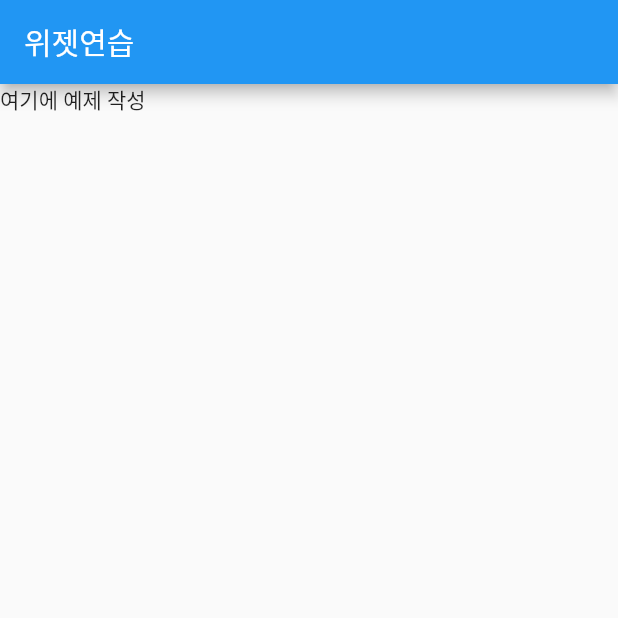
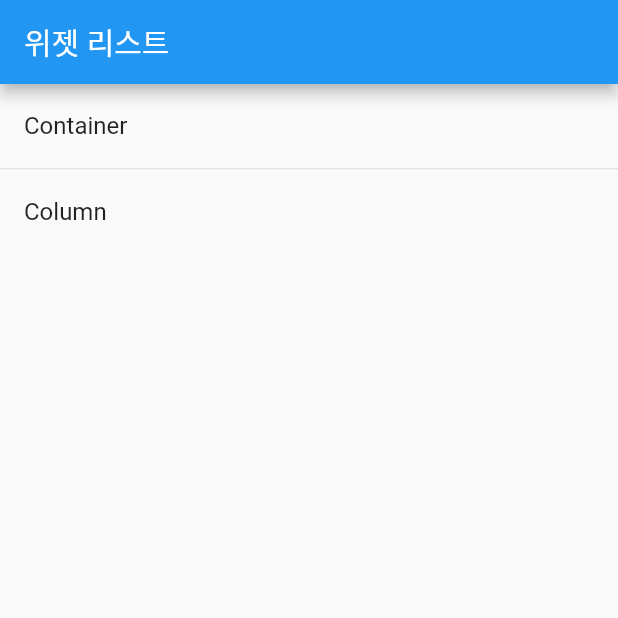
Before and after one commit to tintoll/widget_study, a Flutter app: the screen it shows after launch, on a phone screen of 412 x 824 dp, the top half of it. Run offline on Flutter 3.47's test engine with Material 2 defaults, Android fonts, the phone set to English and light mode, and no system bars.

Commit message:
add Container Widget

```diff
--- a/lib/main.dart
+++ b/lib/main.dart
@@ -1,5 +1,5 @@
 import 'package:flutter/material.dart';
-import 'package:widget_study/widget_home_page.dart';
+import 'package:widget_study/widget_container.dart';
 
 void main() {
   runApp(MyApp());
@@ -13,7 +13,41 @@ class MyApp extends StatelessWidget {
       theme: ThemeData(
         primarySwatch: Colors.blue,
       ),
-      home: WidgetHomePage(),
+      home: WidgetList(),
     );
   }
 }
+
+class WidgetList extends StatelessWidget {
+  const WidgetList({
+    Key key,
+  }) : super(key: key);
+
+  @override
+  Widget build(BuildContext context) {
+    return Scaffold(
+        appBar: AppBar(
+          title: Text('위젯 리스트'),
+        ),
+        body: ListView(
+          children: [
+            ListTile(
+              onTap: () {
+                Navigator.push(
+                  context,
+                  MaterialPageRoute(builder: (context) => WidgetContainer()),
+                );
+              },
+              title: Text('Container'),
+            ),
+            Divider(
+              height: 1,
+            ),
+            ListTile(
+              onTap: () {},
+              title: Text('Column'),
+            ),
+          ],
+        ));
+  }
+}
--- a/lib/widget_home_page.dart
+++ /dev/null
@@ -1,13 +0,0 @@
-import 'package:flutter/material.dart';
-
-class WidgetHomePage extends StatelessWidget {
-  @override
-  Widget build(BuildContext context) {
-    return Scaffold(
-      appBar: AppBar(
-        title: Text('위젯연습'),
-      ),
-      body : Text('여기에 예제 작성')
-    );
-  }
-}
```
Also changed, not shown: lib/widget_container.dart (added, +19 -0 lines).
